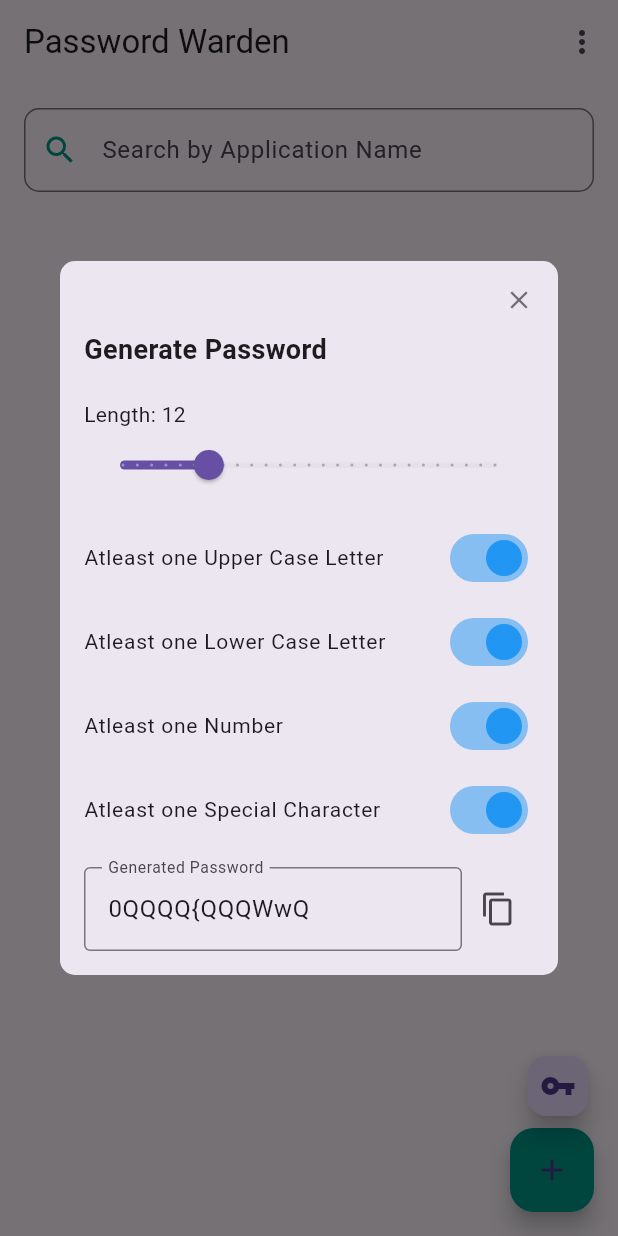
After one commit to SanuSanal/Password-Warden, a Flutter app: the screen it shows after launch, after a tap on the "vpn key" icon, on a phone screen of 412 x 824 dp. The commit adds this screen. Run offline on Flutter 3.47's test engine with Material 3 defaults, Android fonts, the phone set to English and light mode, and no system bars; our stand-ins replace file_picker, flutter_secure_storage, fluttertoast, hive, hive_flutter, local_auth and 1 more; missing offline and left inert: syncfusion_flutter_pdf; accounts and stored records are empty.

Commit message:
password generator logic

```diff
--- a/lib/screens/home_page.dart
+++ b/lib/screens/home_page.dart
@@ -11,6 +11,7 @@
 import 'package:password_warden/screens/no_records_page.dart';
 import 'package:flutter/services.dart';
 import 'package:password_warden/services/save_utility.dart';
+import 'package:password_warden/widgets/password_generator_dialog.dart';
 import 'package:password_warden/widgets/yes_no_dialog.dart';
 
 class HomePage extends StatefulWidget {
@@ -204,10 +205,7 @@
     if (confirm == true) {
       var records = passwordBox.values.toList();
 
-      List<Map<String, dynamic>> jsonList =
-          records.map((item) => item.toJson()).toList();
-      String jsonString = jsonEncode(jsonList);
-      bool isSaved = await saveJsonToFile(jsonString);
+      bool isSaved = await generateEncryptedPDF(records, "password");
 
       setState(() {
         _applyFilter();
@@ -337,12 +335,12 @@
               ),
               const PopupMenuItem(
                 value: 'Export',
-                child: Text('Export to JSON'),
+                child: Text('Export Data'),
               ),
-              const PopupMenuItem(
-                value: 'Import',
-                child: Text('Import from JSON'),
-              ),
+              // const PopupMenuItem(
+              //   value: 'Import',
+              //   child: Text('Import from JSON'),
+              // ),
               const PopupMenuItem(
                 value: 'App Details',
                 child: Text('App Details'),
@@ -394,16 +392,38 @@
           ),
         ],
       ),
-      floatingActionButton: FloatingActionButton(
+      floatingActionButton: Stack(
+        children: [
+          Align(
+            alignment: Alignment.bottomRight,
+            child: FloatingActionButton(
               onPressed: () async {
                 await Navigator.push(
                   context,
-            MaterialPageRoute(builder: (context) => const AddRecordPage()),
+                  MaterialPageRoute(
+                      builder: (context) => const AddRecordPage()),
                 );
-          _applyFilter(); // Refresh list after adding a new record
+                _applyFilter();
               },
               backgroundColor: Colors.teal,
               child: const Icon(Icons.add),
+            ),
+          ),
+          Positioned(
+            right: 0,
+            bottom: 60,
+            child: FloatingActionButton(
+              onPressed: () {
+                showDialog(
+                  context: context,
+                  builder: (context) => const PasswordGeneratorDialog(),
+                );
+              },
+              mini: true,
+              child: const Icon(Icons.vpn_key),
+            ),
+          ),
+        ],
       ),
     );
   }
@@ -413,16 +433,14 @@
       return '';
     }
 
-    // Split the input string by spaces or underscores
     List<String> words = input.split(RegExp(r'\s+|_'));
 
-    // Capitalize the first word and join with the rest capitalized
     String camelCaseString = words.map((word) {
       if (word.isEmpty) {
         return '';
       }
       if (word.length == 1) {
-        return word.toUpperCase(); // Handles single-character words like 'a'
+        return word.toUpperCase();
       }
       return word.substring(0, 1).toUpperCase() +
           word.substring(1).toLowerCase();
--- /dev/null
+++ b/lib/widgets/password_generator_dialog.dart
@@ -0,0 +1,197 @@
+import 'dart:math';
+
+import 'package:flutter/material.dart';
+import 'package:flutter/services.dart';
+
+class PasswordGeneratorDialog extends StatefulWidget {
+  const PasswordGeneratorDialog({super.key});
+
+  @override
+  PasswordGeneratorDialogState createState() => PasswordGeneratorDialogState();
+}
+
+class PasswordGeneratorDialogState extends State<PasswordGeneratorDialog> {
+  double _passwordLength = 12;
+  bool _includeUpperCase = true;
+  bool _includeLowerCase = true;
+  bool _includeNumbers = true;
+  bool _includeSpecialCharacters = true;
+  String _generatedPassword = "";
+
+  final _specialChars = '!@#\$%^&*()_+-=[]{},.?|';
+  final _upperCaseLetters = 'ABCDEFGHIJKLMNOPQRSTUVWXYZ';
+  final _lowerCaseLetters = 'abcdefghijklmnopqrstuvwxyz';
+  final _numbers = '0123456789';
+
+  String _generatePassword() {
+    String chars = "";
+    List<String> mandatoryChars = [];
+
+    if (_includeUpperCase) {
+      chars += _upperCaseLetters;
+      mandatoryChars
+          .add(_upperCaseLetters[Random().nextInt(_upperCaseLetters.length)]);
+    }
+    if (_includeLowerCase) {
+      chars += _lowerCaseLetters;
+      mandatoryChars
+          .add(_lowerCaseLetters[Random().nextInt(_lowerCaseLetters.length)]);
+    }
+    if (_includeNumbers) {
+      chars += _numbers;
+      mandatoryChars.add(_numbers[Random().nextInt(_numbers.length)]);
+    }
+    if (_includeSpecialCharacters) {
+      chars += _specialChars;
+      mandatoryChars.add(_specialChars[Random().nextInt(_specialChars.length)]);
+    }
+
+    if (chars.isEmpty) return "";
+
+    int remainingLength = _passwordLength.toInt() - mandatoryChars.length;
+    List<String> passwordChars = List.generate(
+      remainingLength,
+      (index) => chars[Random().nextInt(chars.length)],
+    );
+
+    passwordChars.addAll(mandatoryChars);
+
+    passwordChars.shuffle();
+
+    return passwordChars.join();
+  }
+
+  void _onPasswordOptionsChanged() {
+    setState(() {
+      _generatedPassword = _generatePassword();
+    });
+  }
+
+  @override
+  void initState() {
+    super.initState();
+    _onPasswordOptionsChanged();
+  }
+
+  @override
+  Widget build(BuildContext context) {
+    return Dialog(
+      shape: RoundedRectangleBorder(borderRadius: BorderRadius.circular(10)),
+      child: Padding(
+        padding: const EdgeInsets.all(16.0),
+        child: SingleChildScrollView(
+          child: Column(
+            mainAxisSize: MainAxisSize.min,
+            crossAxisAlignment: CrossAxisAlignment.start,
+            children: [
+              Align(
+                alignment: Alignment.topRight,
+                child: GestureDetector(
+                  onTap: () => Navigator.of(context).pop(),
+                  child:
+                      const Icon(Icons.close, size: 20, color: Colors.black54),
+                ),
+              ),
+              const SizedBox(height: 10),
+              const Text(
+                'Generate Password',
+                style: TextStyle(fontSize: 18, fontWeight: FontWeight.bold),
+              ),
+              const SizedBox(height: 20),
+              Column(
+                crossAxisAlignment: CrossAxisAlignment.start,
+                children: [
+                  Text(
+                    'Length: ${_passwordLength.toInt()}',
+                    style: const TextStyle(fontSize: 14),
+                  ),
+                  Slider(
+                    value: _passwordLength,
+                    min: 6,
+                    max: 32,
+                    divisions: 26,
+                    label: _passwordLength.toInt().toString(),
+                    onChanged: (double value) {
+                      setState(() {
+                        _passwordLength = value;
+                        _onPasswordOptionsChanged();
+                      });
+                    },
+                  ),
+                ],
+              ),
+              const SizedBox(height: 10),
+              _buildSwitchTile(
+                  'Atleast one Upper Case Letter', _includeUpperCase, (value) {
+                setState(() {
+                  _includeUpperCase = value;
+                  _onPasswordOptionsChanged();
+                });
+              }),
+              _buildSwitchTile(
+                  'Atleast one Lower Case Letter', _includeLowerCase, (value) {
+                setState(() {
+                  _includeLowerCase = value;
+                  _onPasswordOptionsChanged();
+                });
+              }),
+              _buildSwitchTile('Atleast one Number', _includeNumbers, (value) {
+                setState(() {
+                  _includeNumbers = value;
+                  _onPasswordOptionsChanged();
+                });
+              }),
+              _buildSwitchTile(
+                  'Atleast one Special Character', _includeSpecialCharacters,
+                  (value) {
+                setState(() {
+                  _includeSpecialCharacters = value;
+                  _onPasswordOptionsChanged();
+                });
+              }),
+              const SizedBox(height: 10),
+              // Generated password display and copy button
+              Row(
+                children: [
+                  Expanded(
+                    child: TextFormField(
+                      readOnly: true,
+                      decoration: const InputDecoration(
+                        labelText: 'Generated Password',
+                        border: OutlineInputBorder(),
+                        labelStyle: TextStyle(fontSize: 14),
+                      ),
+                      controller:
+                          TextEditingController(text: _generatedPassword),
+                    ),
+                  ),
+                  IconButton(
+                    icon: const Icon(Icons.copy),
+                    onPressed: () {
+                      Clipboard.setData(
+                          ClipboardData(text: _generatedPassword));
+                      ScaffoldMessenger.of(context).showSnackBar(
+                        const SnackBar(
+                            content: Text('Password copied to clipboard')),
+                      );
+                    },
+                  ),
+                ],
+              ),
+            ],
+          ),
+        ),
+      ),
+    );
+  }
+
+  Widget _buildSwitchTile(String title, bool value, Function(bool) onChanged) {
+    return SwitchListTile(
+      title: Text(title, style: const TextStyle(fontSize: 14)),
+      value: value,
+      onChanged: onChanged,
+      activeColor: Colors.blue,
+      contentPadding: const EdgeInsets.symmetric(horizontal: 0),
+    );
+  }
+}
--- a/pubspec.yaml
+++ b/pubspec.yaml
@@ -40,6 +40,7 @@
   fluttertoast: ^8.0.8
   permission_handler: ^11.3.1
   file_picker: ^8.0.7
+  syncfusion_flutter_pdfviewer: ^27.1.52
 
   # The following adds the Cupertino Icons font to your application.
   # Use with the CupertinoIcons class for iOS style icons.
```
Also changed, not shown: lib/screens/add_record_page.dart (+15 -4 lines), lib/screens/edit_record_page.dart (+16 -1 lines), lib/services/save_utility.dart (+103 -10 lines), pubspec.lock, 3 other files. Lines whose indentation alone changed are shown as unchanged.
